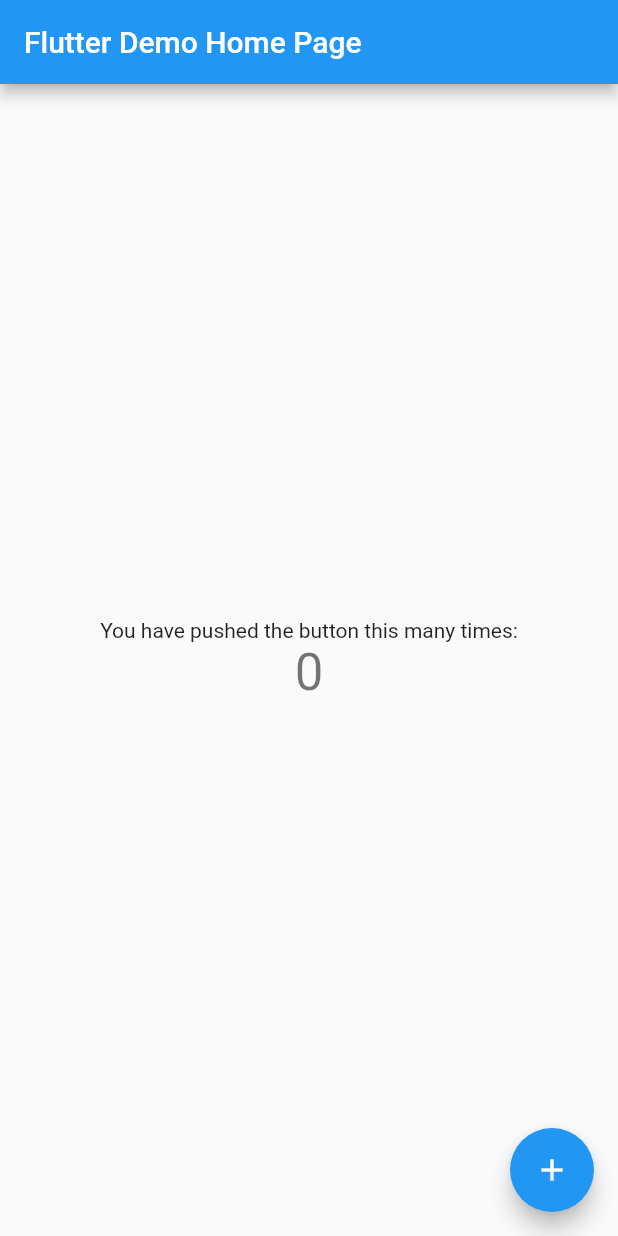
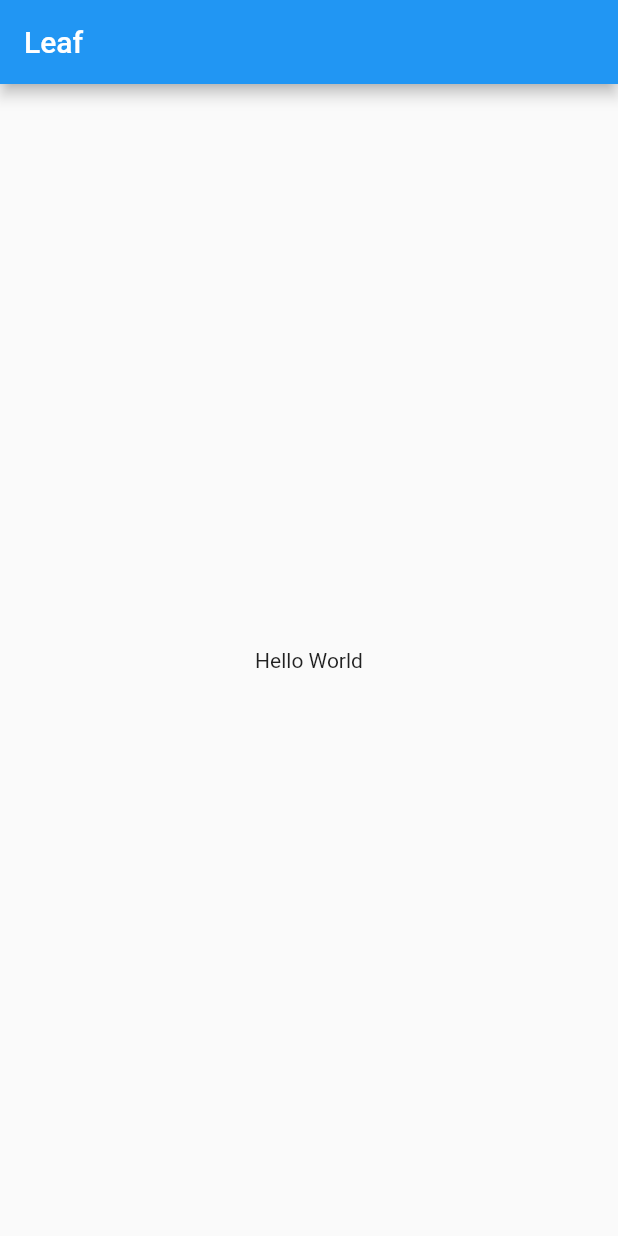
Before and after one commit to githubforganesh/leaf, a Flutter app: the screen it shows after launch, on a phone screen of 412 x 824 dp. Run offline on Flutter 3.47's test engine with Material 2 defaults, Android fonts, the phone set to English and light mode, and no system bars.

Commit message:
First Widget

```diff
--- a/lib/main.dart
+++ b/lib/main.dart
@@ -1,117 +1,20 @@
 import 'package:flutter/material.dart';
 
-void main() {
-  runApp(MyApp());
-}
+import 'view/home_page.dart';
 
-class MyApp extends StatelessWidget {
-  // This widget is the root of your application.
+void main() => runApp(Leaf());
+
+class Leaf extends StatelessWidget {
+  const Leaf({Key key}) : super(key: key);
+
   @override
   Widget build(BuildContext context) {
     return MaterialApp(
-      title: 'Flutter Demo',
       theme: ThemeData(
-        // This is the theme of your application.
-        //
-        // Try running your application with "flutter run". You'll see the
-        // application has a blue toolbar. Then, without quitting the app, try
-        // changing the primarySwatch below to Colors.green and then invoke
-        // "hot reload" (press "r" in the console where you ran "flutter run",
-        // or simply save your changes to "hot reload" in a Flutter IDE).
-        // Notice that the counter didn't reset back to zero; the application
-        // is not restarted.
-        primarySwatch: Colors.blue,
-        // This makes the visual density adapt to the platform that you run
-        // the app on. For desktop platforms, the controls will be smaller and
-        // closer together (more dense) than on mobile platforms.
-        visualDensity: VisualDensity.adaptivePlatformDensity,
+        primaryColor: Colors.blue,
+        brightness: Brightness.light,
       ),
-      home: MyHomePage(title: 'Flutter Demo Home Page'),
+      home: HomePage(),
     );
   }
 }
-
-class MyHomePage extends StatefulWidget {
-  MyHomePage({Key key, this.title}) : super(key: key);
-
-  // This widget is the home page of your application. It is stateful, meaning
-  // that it has a State object (defined below) that contains fields that affect
-  // how it looks.
-
-  // This class is the configuration for the state. It holds the values (in this
-  // case the title) provided by the parent (in this case the App widget) and
-  // used by the build method of the State. Fields in a Widget subclass are
-  // always marked "final".
-
-  final String title;
-
-  @override
-  _MyHomePageState createState() => _MyHomePageState();
-}
-
-class _MyHomePageState extends State<MyHomePage> {
-  int _counter = 0;
-
-  void _incrementCounter() {
-    setState(() {
-      // This call to setState tells the Flutter framework that something has
-      // changed in this State, which causes it to rerun the build method below
-      // so that the display can reflect the updated values. If we changed
-      // _counter without calling setState(), then the build method would not be
-      // called again, and so nothing would appear to happen.
-      _counter++;
-    });
-  }
-
-  @override
-  Widget build(BuildContext context) {
-    // This method is rerun every time setState is called, for instance as done
-    // by the _incrementCounter method above.
-    //
-    // The Flutter framework has been optimized to make rerunning build methods
-    // fast, so that you can just rebuild anything that needs updating rather
-    // than having to individually change instances of widgets.
-    return Scaffold(
-      appBar: AppBar(
-        // Here we take the value from the MyHomePage object that was created by
-        // the App.build method, and use it to set our appbar title.
-        title: Text(widget.title),
-      ),
-      body: Center(
-        // Center is a layout widget. It takes a single child and positions it
-        // in the middle of the parent.
-        child: Column(
-          // Column is also a layout widget. It takes a list of children and
-          // arranges them vertically. By default, it sizes itself to fit its
-          // children horizontally, and tries to be as tall as its parent.
-          //
-          // Invoke "debug painting" (press "p" in the console, choose the
-          // "Toggle Debug Paint" action from the Flutter Inspector in Android
-          // Studio, or the "Toggle Debug Paint" command in Visual Studio Code)
-          // to see the wireframe for each widget.
-          //
-          // Column has various properties to control how it sizes itself and
-          // how it positions its children. Here we use mainAxisAlignment to
-          // center the children vertically; the main axis here is the vertical
-          // axis because Columns are vertical (the cross axis would be
-          // horizontal).
-          mainAxisAlignment: MainAxisAlignment.center,
-          children: <Widget>[
-            Text(
-              'You have pushed the button this many times:',
-            ),
-            Text(
-              '$_counter',
-              style: Theme.of(context).textTheme.headline4,
-            ),
-          ],
-        ),
-      ),
-      floatingActionButton: FloatingActionButton(
-        onPressed: _incrementCounter,
-        tooltip: 'Increment',
-        child: Icon(Icons.add),
-      ), // This trailing comma makes auto-formatting nicer for build methods.
-    );
-  }
-}
--- /dev/null
+++ b/lib/view/home_page.dart
@@ -0,0 +1,17 @@
+import 'package:flutter/material.dart';
+
+class HomePage extends StatelessWidget {
+  const HomePage({Key key}) : super(key: key);
+
+  @override
+  Widget build(BuildContext context) {
+    return Scaffold(
+      appBar: AppBar(
+        title: Text("Leaf"),
+      ),
+      body: Center(
+        child: Text("Hello World"),
+      ),
+    );
+  }
+}
```
Also changed, not shown: 1 other file.
